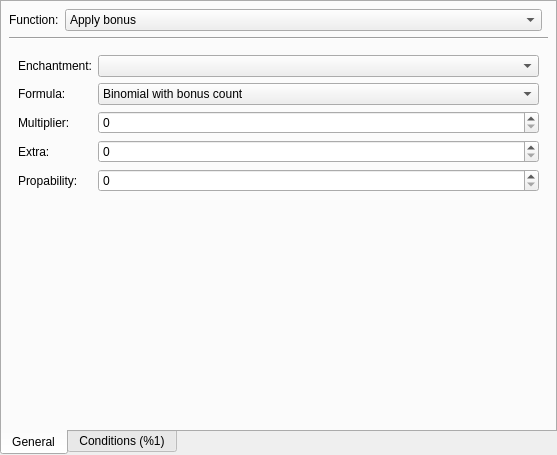
The window that src/loottablefunction.ui (IoeCmcomc/MCDatapacker) describes before a commit, drawn with Qt 5.
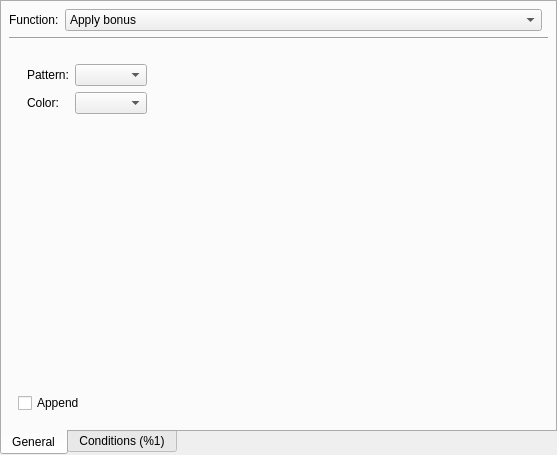
The same window after the commit. The open tabs and pages were chosen to show the change. Custom widgets are drawn as their Qt base class.

Commit message:
[Impl] Add "set banner pattern" loot table function
ExtendedTableWidget:
- Now support JSON array importing and exporting.

LootTableFunction:
- Hide entries which are unsupported by the current game version.

Glhp:
- Will now store a color hex codes map.

MainWindow:
- Disable the "Recently opened datapacks" menu item when no datapack has
been opened.

```diff
--- a/src/loottablefunction.ui
+++ b/src/loottablefunction.ui
@@ -658,6 +658,51 @@
         </item>
        </layout>
       </widget>
+      <widget class="QWidget" name="set_banner_pattern">
+       <layout class="QVBoxLayout" name="verticalLayout">
+        <item>
+         <widget class="ExtendedTableWidget" name="setPattern_table">
+          <property name="columnTitles">
+           <stringlist>
+            <string>Pattern</string>
+            <string>Color</string>
+           </stringlist>
+          </property>
+          <widget class="QFrame" name="container_2">
+           <layout class="QFormLayout" name="formLayout_13">
+            <item row="0" column="0">
+             <widget class="QLabel" name="label_39">
+              <property name="text">
+               <string>Pattern:</string>
+              </property>
+             </widget>
+            </item>
+            <item row="0" column="1">
+             <widget class="QComboBox" name="setPattern_patternCombo"/>
+            </item>
+            <item row="1" column="0">
+             <widget class="QLabel" name="label_40">
+              <property name="text">
+               <string>Color:</string>
+              </property>
+             </widget>
+            </item>
+            <item row="1" column="1">
+             <widget class="QComboBox" name="setPattern_colorCombo"/>
+            </item>
+           </layout>
+          </widget>
+         </widget>
+        </item>
+        <item>
+         <widget class="TrueFalseBox" name="setPattern_appendCheck">
+          <property name="text">
+           <string>Append</string>
+          </property>
+         </widget>
+        </item>
+       </layout>
+      </widget>
       <widget class="QWidget" name="set_contents">
        <layout class="QGridLayout" name="gridLayout_10">
         <property name="leftMargin">
```
Left out of the diff: 7 changed lines with no effect on the pictures. The commit also changes 12 other files.
